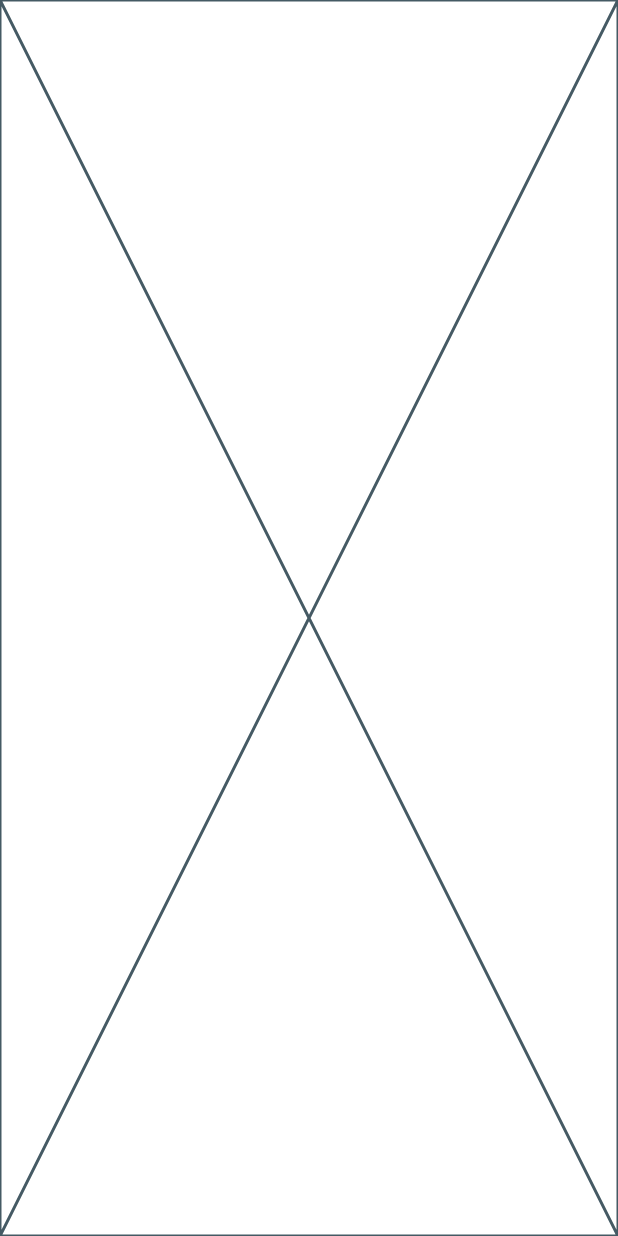
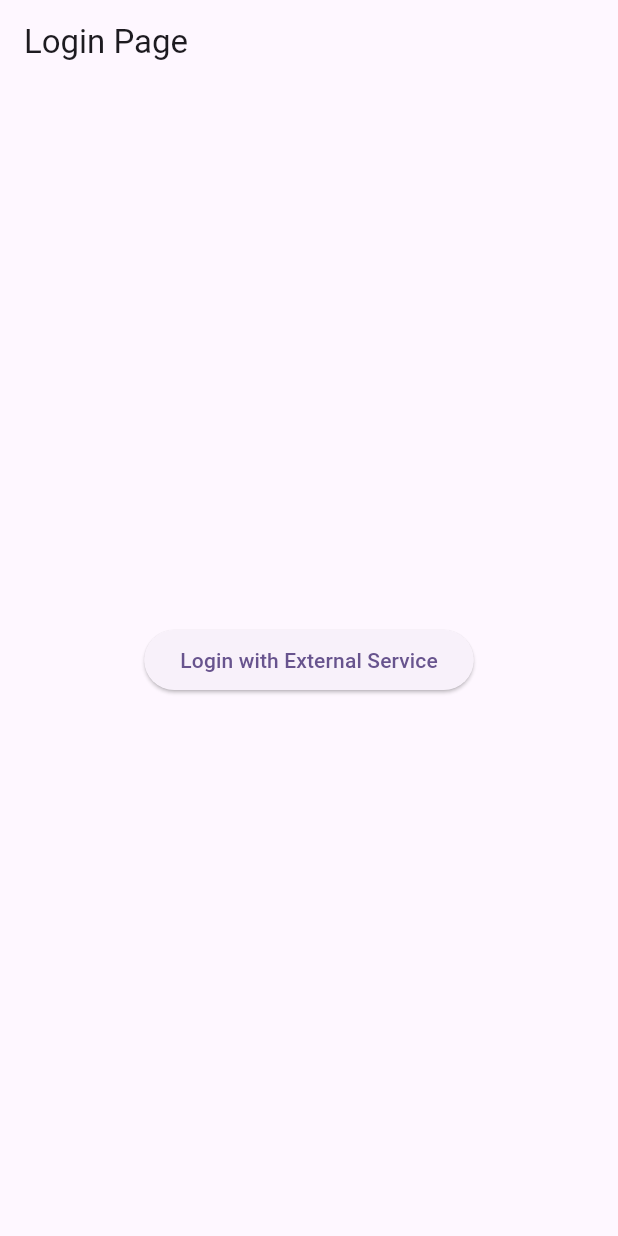
Before and after one commit to kennety-anderson/nos_net, a Flutter app: the screen it shows after launch, on a phone screen of 412 x 824 dp. Run offline on Flutter 3.47's test engine with Material 3 defaults, Android fonts, the phone set to English and light mode, and no system bars; our stand-ins replace flutter_dotenv, shared_preferences; missing offline and left inert: flutter_web_auth.

Commit message:
feat(auth_page): add flow to open the auth page in a second tab

```diff
--- a/lib/src/pages/login.dart
+++ b/lib/src/pages/login.dart
@@ -1,17 +1,60 @@
 import 'package:flutter/material.dart';
+import 'package:flutter_web_auth/flutter_web_auth.dart';
 import 'package:nos_net/src/providers/auth.dart';
 import 'package:provider/provider.dart';
+import 'package:flutter_dotenv/flutter_dotenv.dart';
 
 class LoginPage extends StatefulWidget {
   const LoginPage({super.key});
 
   @override
-  State<LoginPage> createState() => _LoginPageState();
+  LoginPageState createState() => LoginPageState();
 }
 
-class _LoginPageState extends State<LoginPage> {
+class LoginPageState extends State<LoginPage> {
+  final String loginUrl = dotenv.env['AUTH_BASE_URL'] ?? '';
+  final String callbackUrl = dotenv.env['AUTH_CALLBACK_URL'] ?? '';
+  final String clientId = dotenv.env['AUTH_CLIENT_ID'] ?? '';
+
+  Future<void> _loginWithWebAuth(BuildContext context) async {
+    final authProvider = Provider.of<AuthProvider>(context, listen: false);
+
+    try {
+      final result = await FlutterWebAuth.authenticate(
+        url:
+            '$loginUrl/authorize?client_id=$clientId&scope=openid&response_type=code&redirect_uri=$callbackUrl',
+        callbackUrlScheme: 'nostv',
+      );
+
+      print('parsed uri ==== $result');
+      // if (token != null) {
+      //   await authProvider.login(token);
+      // }
+    } catch (e) {
+      print('Error during authentication: $e');
+    }
+  }
+
   @override
   Widget build(BuildContext context) {
-    return const Placeholder();
+    return Scaffold(
+      appBar: AppBar(
+        title: Text('Login Page'),
+      ),
+      body: Center(
+        child: Padding(
+          padding: const EdgeInsets.all(16.0),
+          child: Column(
+            mainAxisAlignment: MainAxisAlignment.center,
+            children: [
+              ElevatedButton(
+                onPressed: () => _loginWithWebAuth(context),
+                child: const Text('Login with External Service'),
+              ),
+            ],
+          ),
+        ),
+      ),
+    );
   }
 }
--- a/lib/src/providers/auth.dart
+++ b/lib/src/providers/auth.dart
@@ -1,18 +1,29 @@
 import 'package:flutter/material.dart';
+import 'package:shared_preferences/shared_preferences.dart';
 
 class AuthProvider with ChangeNotifier {
   String? _token;
   String? get token => _token;
 
+  AuthProvider({String? token}) {
+    _token = token;
+  }
+
   bool get isLoggedIn => _token != null;
 
-  void login(String token) {
+  Future<void> login(String token) async {
     _token = token;
+    final prefs = await SharedPreferences.getInstance();
+    await prefs.setString('token', token);
+
     notifyListeners();
   }
 
-  void logout() {
+  Future<void> logout() async {
     _token = null;
+    final prefs = await SharedPreferences.getInstance();
+    await prefs.remove('token');
+
     notifyListeners();
   }
 }
--- a/pubspec.yaml
+++ b/pubspec.yaml
@@ -10,7 +10,10 @@ dependencies:
     sdk: flutter
   http: ^1.2.1
   provider: ^6.1.2
-  flutter_appauth: ^6.0.6
+  url_launcher: ^6.3.0
+  flutter_dotenv: ^5.1.0
+  flutter_web_auth: ^0.5.0
+  shared_preferences: ^2.2.3
 
 dev_dependencies:
   flutter_test:
```
Also changed, not shown: lib/main.dart (+10 -65 lines), pubspec.lock, 7 other files.
